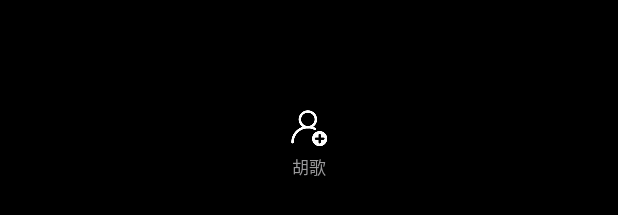
After one commit to Hu12037102/HMeta, an Android app: the layout item_my_tab_view.xml on its own in the app's theme, with its tools: preview values and no code run, on a phone screen of 412 x 824 dp. The commit adds this screen. Shown: the part 477-692 px from the top of the screen. Run offline under Robolectric (Android 15) with nearby library versions, the phone set to English and light mode, and no system bars.

Commit message:
完善我的页面未登录tab页面

```diff
--- a/comm/src/main/java/com/sbnh/comm/compat/DataCompat.kt
+++ b/comm/src/main/java/com/sbnh/comm/compat/DataCompat.kt
@@ -53,4 +53,8 @@ object DataCompat {
     fun notEmpty(text: CharSequence?):Boolean{
         return !isEmpty(text)
     }
+    @JvmStatic
+    fun checkContext(context: Context?):Context{
+        return context?:getContext()
+    }
 }
--- a/comm/src/main/java/com/sbnh/comm/other/glide/GlideInitModule.kt
+++ b/comm/src/main/java/com/sbnh/comm/other/glide/GlideInitModule.kt
@@ -72,8 +72,8 @@ class GlideInitModule : AppGlideModule() {
             .format(DecodeFormat.PREFER_RGB_565)
             .placeholder(R.color.colorPlaceholder)
             .encodeFormat(Bitmap.CompressFormat.JPEG)
-          //  .disallowHardwareConfig()
-           // .dontAnimate()
+            .disallowHardwareConfig()
+            // .dontAnimate()
             .priority(Priority.LOW)
         //.signature()
 
--- a/my/src/main/res/layout/fragment_my.xml
+++ b/my/src/main/res/layout/fragment_my.xml
@@ -120,7 +120,7 @@
         </androidx.constraintlayout.widget.ConstraintLayout>
 
         <androidx.recyclerview.widget.RecyclerView
-            android:id="@+id/rv_list"
+            android:id="@+id/rv_tab"
             android:layout_width="match_parent"
             android:layout_height="@dimen/size_0dp"
             android:layout_marginTop="@dimen/size_20dp"
--- /dev/null
+++ b/my/src/main/res/layout/item_my_tab_view.xml
@@ -0,0 +1,33 @@
+<?xml version="1.0" encoding="utf-8"?>
+<androidx.constraintlayout.widget.ConstraintLayout xmlns:android="http://schemas.android.com/apk/res/android"
+    xmlns:app="http://schemas.android.com/apk/res-auto"
+    xmlns:tools="http://schemas.android.com/tools"
+    android:layout_width="match_parent"
+    android:layout_height="match_parent"
+    tools:background="@color/colorBlack">
+
+    <androidx.appcompat.widget.AppCompatImageView
+        android:id="@+id/aiv_content"
+        android:layout_width="wrap_content"
+        android:layout_height="wrap_content"
+        app:layout_constraintBottom_toTopOf="@id/atv_content"
+        app:layout_constraintLeft_toLeftOf="parent"
+        app:layout_constraintRight_toRightOf="parent"
+        app:layout_constraintTop_toTopOf="parent"
+        app:layout_constraintVertical_chainStyle="packed"
+
+        tools:src="@mipmap/icon_my_tab_invite_friends"/>
+
+    <androidx.appcompat.widget.AppCompatTextView
+        android:id="@+id/atv_content"
+        android:layout_width="wrap_content"
+        android:layout_height="wrap_content"
+        android:layout_marginTop="@dimen/size_0dp"
+        android:textColor="@color/colorFF9A9A9C"
+        android:textSize="@dimen/size_11sp"
+        app:layout_constraintBottom_toBottomOf="parent"
+        app:layout_constraintLeft_toLeftOf="parent"
+        app:layout_constraintRight_toRightOf="parent"
+        app:layout_constraintTop_toBottomOf="@id/aiv_content"
+        tools:text="胡歌" />
+</androidx.constraintlayout.widget.ConstraintLayout>
```
Also changed, not shown: comm/src/main/java/com/sbnh/comm/base/activity/BaseCompatActivity.kt (+1 -6 lines), comm/src/main/java/com/sbnh/comm/entity/base/TabEntity.kt (added, +11 -0 lines), comm/src/main/java/com/sbnh/comm/other/glide/GlideCompat.kt (+15 -2 lines), comm/src/main/res/values/strings.xml (+7 -0 lines), my/src/main/java/com/sbnh/my/adapter/MyTabAdapter.kt (added, +56 -0 lines), my/src/main/java/com/sbnh/my/fragment/MyFragment.kt (+20 -2 lines), my/src/main/java/com/sbnh/my/viewbinding/MyViewModel.kt (+48 -0 lines), comm/src/main/res/mipmap-xxhdpi/icon_my_tab_compound.png (added), comm/src/main/res/mipmap-xxhdpi/icon_my_tab_examples_record.png (added), comm/src/main/res/mipmap-xxhdpi/icon_my_tab_invite_friends.png (added), comm/src/main/res/mipmap-xxhdpi/icon_my_tab_lottery_assistant.png (added), comm/src/main/res/mipmap-xxhdpi/icon_my_tab_my_wallet.png (added), comm/src/main/res/mipmap-xxhdpi/icon_my_tab_offcial_accounts.png (added), comm/src/main/res/mipmap-xxhdpi/icon_my_tab_order.png (added).
